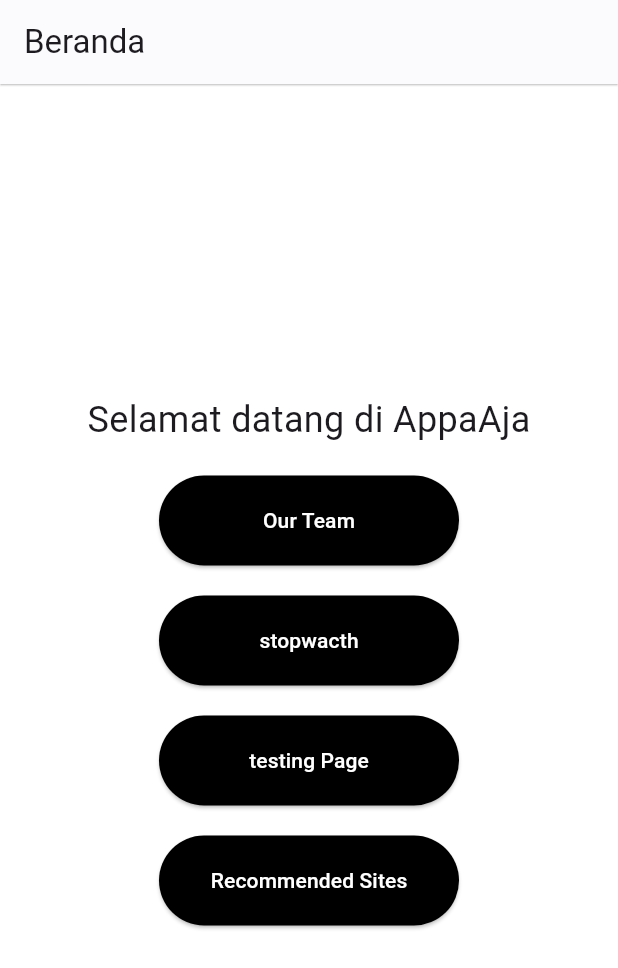
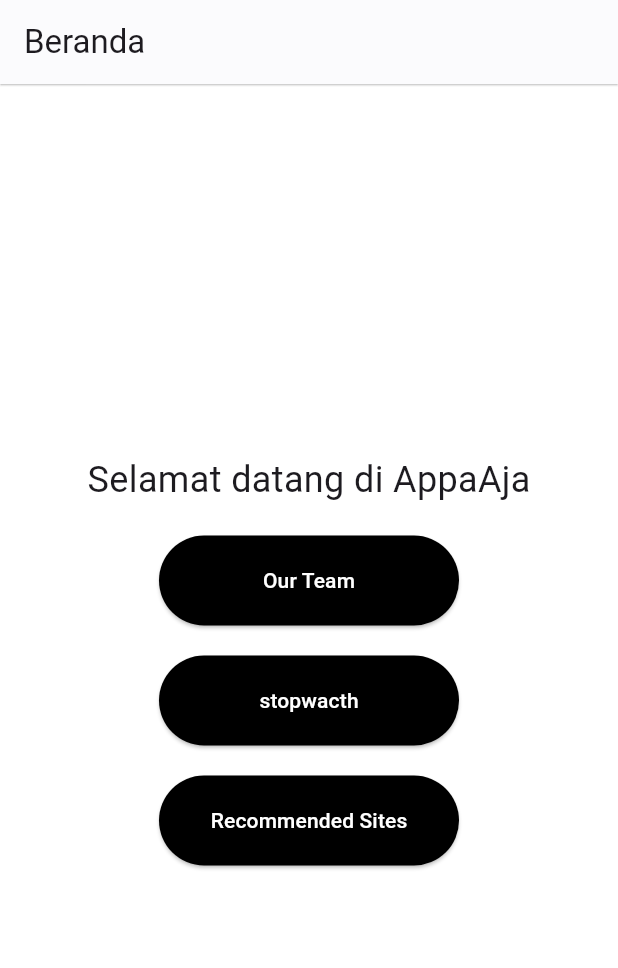
Before and after one commit to Sukron1632/Kalkulator, a Flutter app: the BerandaPage screen opened directly, on a phone screen of 412 x 824 dp. Shown: the top 968 px of the screen. Run offline on Flutter 3.47's test engine with Material 3 defaults, Android fonts, the phone set to English and light mode, and no system bars; our stand-ins replace cloud_firestore, firebase_auth, firebase_core; accounts and stored records are empty.

Commit message:
Beranda : Hide testing Page

```diff
--- a/lib/Pages/beranda.dart
+++ b/lib/Pages/beranda.dart
@@ -57,26 +57,26 @@ class BerandaPage extends StatelessWidget {
                 child: const Text('stopwacth'),
               ),
             ),
-            const SizedBox(height: 20),
-            SizedBox(
-              width: 200,
-              height: 60,
-              child: ElevatedButton(
-                onPressed: () {
-                  Navigator.pushNamed(context, '/testing');
-                },
-                style: ElevatedButton.styleFrom(
-                  backgroundColor: Colors.black,
-                  foregroundColor: Colors.white,
-                  shape: RoundedRectangleBorder(
-                    borderRadius: BorderRadius.circular(30),
-                  ),
-                  padding:
-                      const EdgeInsets.symmetric(horizontal: 20, vertical: 15),
-                ),
-                child: const Text('testing Page'),
-              ),
-            ),
+            // const SizedBox(height: 20),
+            // SizedBox(
+            //   width: 200,
+            //   height: 60,
+            //   child: ElevatedButton(
+            //     onPressed: () {
+            //       Navigator.pushNamed(context, '/testing');
+            //     },
+            //     style: ElevatedButton.styleFrom(
+            //       backgroundColor: Colors.black,
+            //       foregroundColor: Colors.white,
+            //       shape: RoundedRectangleBorder(
+            //         borderRadius: BorderRadius.circular(30),
+            //       ),
+            //       padding:
+            //           const EdgeInsets.symmetric(horizontal: 20, vertical: 15),
+            //     ),
+            //     child: const Text('testing Page'),
+            //   ),
+            // ),
             const SizedBox(height: 20),
             SizedBox(
               width: 200,
```
